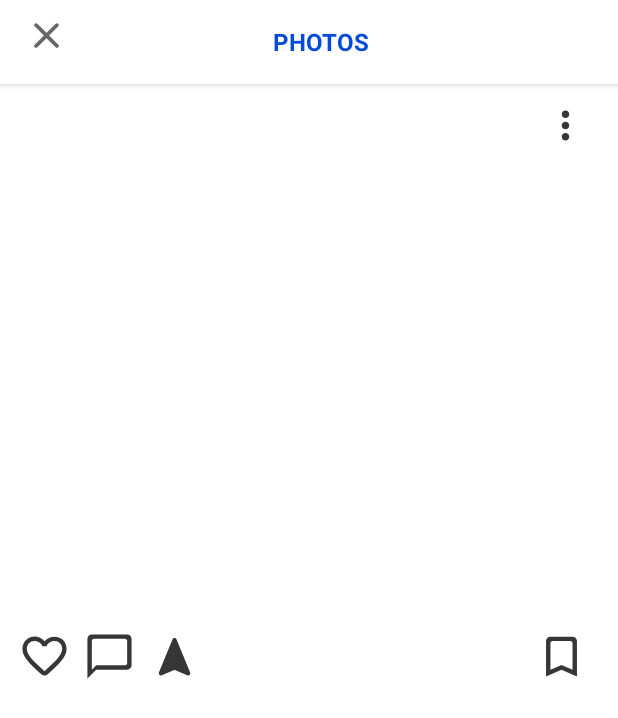
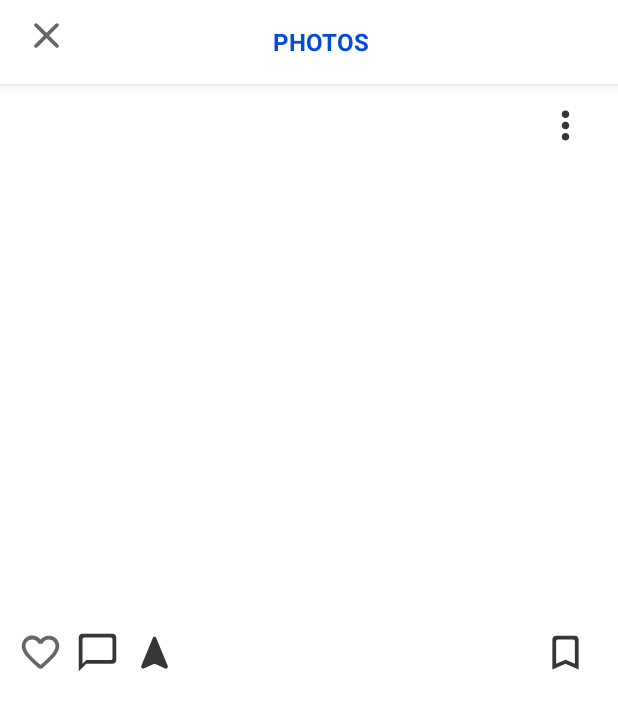
Before and after one commit to keithchad/Instagram-Clone, an Android app: the fragment PostDetailsFragment shown on its own in the app's theme, on a phone screen of 412 x 824 dp. Shown: the top 718 px of the screen. Run offline under Robolectric (Android 15) with nearby library versions, the phone set to English and light mode, and no system bars; our stand-ins replace CircleImageView, Firebase (no records; nobody signed in at launch, a user with empty details on screens opened directly); pictures from the network do not load; 8 statements that could not run were skipped.

Commit message:
few changes

```diff
--- a/app/build.gradle
+++ b/app/build.gradle
@@ -43,6 +43,9 @@ dependencies {
     //Material Design
     implementation 'com.google.android.material:material:1.2.1'
 
+    //Swipe Refresh Layout
+    implementation 'androidx.swiperefreshlayout:swiperefreshlayout:1.1.0'
+
     //Circle ImageView
     implementation 'de.hdodenhof:circleimageview:3.1.0'
 
--- a/app/src/main/java/com/chad/instagramclone/Adapter/PostAdapter.java
+++ b/app/src/main/java/com/chad/instagramclone/Adapter/PostAdapter.java
@@ -187,7 +187,7 @@ public class PostAdapter extends RecyclerView.Adapter<PostAdapter.ViewHolder> {
             imageComment = itemView.findViewById(R.id.imageComment);
             imageInbox = itemView.findViewById(R.id.imageInbox);
             imageSave = itemView.findViewById(R.id.imageSave);
-            textUsername = itemView.findViewById(R.id.textUsername);
+            textUsername = itemView.findViewById(R.id.textUsernamePost);
             textCaption = itemView.findViewById(R.id.textCaption);
             textComment = itemView.findViewById(R.id.textComments);
             textLikes = itemView.findViewById(R.id.textLikes);
@@ -234,6 +234,7 @@ public class PostAdapter extends RecyclerView.Adapter<PostAdapter.ViewHolder> {
 
             }
         });
+
     }
 
     private void numberOfLikes(TextView likes, String postId) {
@@ -286,10 +287,10 @@ public class PostAdapter extends RecyclerView.Adapter<PostAdapter.ViewHolder> {
             public void onDataChange(@NonNull DataSnapshot snapshot) {
                 if (snapshot.child(postId).exists()) {
                     imageView.setImageResource(R.drawable.ic_bookmark);
-                    imageView.setTag("saved");
+                    imageView.setTag("Saved");
                 } else {
                     imageView.setImageResource(R.drawable.ic_bookmark_border);
-                    imageView.setTag("save");
+                    imageView.setTag("Save");
                 }
             }
 
--- a/app/src/main/java/com/chad/instagramclone/Adapter/UserPhotoAdapter.java
+++ b/app/src/main/java/com/chad/instagramclone/Adapter/UserPhotoAdapter.java
@@ -21,8 +21,8 @@ import java.util.List;
 
 public class UserPhotoAdapter extends RecyclerView.Adapter<UserPhotoAdapter.ViewHolder> {
 
-    private Context context;
-    private List<Post> list;
+    private final Context context;
+    private final List<Post> list;
 
     public UserPhotoAdapter(Context context, List<Post> list) {
         this.context = context;
--- a/app/src/main/java/com/chad/instagramclone/Fragment/PostDetailsFragment.java
+++ b/app/src/main/java/com/chad/instagramclone/Fragment/PostDetailsFragment.java
@@ -26,6 +26,7 @@ import com.google.firebase.database.ValueEventListener;
 
 import java.util.ArrayList;
 import java.util.List;
+import java.util.Objects;
 
 public class PostDetailsFragment extends Fragment {
 
@@ -47,7 +48,7 @@ public class PostDetailsFragment extends Fragment {
         recyclerView = view.findViewById(R.id.postDetailsRecyclerView);
         imageClose = view.findViewById(R.id.imageClose);
 
-        SharedPreferences preferences = getContext().getSharedPreferences(Constants.SHARED_PREF, Context.MODE_PRIVATE);
+        SharedPreferences preferences = Objects.requireNonNull(getContext()).getSharedPreferences(Constants.SHARED_PREF, Context.MODE_PRIVATE);
         postId = preferences.getString(Constants.POST_ID, "none");
 
         list = new ArrayList<>();
--- a/app/src/main/java/com/chad/instagramclone/Model/Comment.java
+++ b/app/src/main/java/com/chad/instagramclone/Model/Comment.java
@@ -4,6 +4,8 @@ public class Comment {
 
     private String comment;
     private String publisher;
+
+    public Comment() {}
 
     public Comment(String comment, String publisher) {
         this.comment = comment;
--- a/app/src/main/res/layout/post_item.xml
+++ b/app/src/main/res/layout/post_item.xml
@@ -27,6 +27,7 @@
                 android:contentDescription="@string/app_name" />
 
             <TextView
+                android:id="@+id/textUsernamePost"
                 android:layout_width="0dp"
                 android:layout_height="wrap_content"
                 android:layout_weight="1"
@@ -66,10 +67,9 @@
 
             <ImageView
                 android:id="@+id/imageLike"
-                android:layout_width="35dp"
-                android:layout_height="35dp"
+                android:layout_width="30dp"
+                android:layout_height="30dp"
                 android:src="@drawable/ic_favorite_border"
-                app:tint="?attr/text_color"
                 android:layout_marginEnd="8dp"
                 android:background="?selectableItemBackgroundBorderless"
                 android:clickable="true"
@@ -78,8 +78,8 @@
 
             <ImageView
                 android:id="@+id/imageComment"
-                android:layout_width="35dp"
-                android:layout_height="35dp"
+                android:layout_width="30dp"
+                android:layout_height="30dp"
                 android:src="@drawable/ic_comment"
                 android:layout_marginEnd="8dp"
                 app:tint="?attr/text_color"
@@ -91,8 +91,8 @@
 
             <ImageView
                 android:id="@+id/imageInbox"
-                android:layout_width="35dp"
-                android:layout_height="35dp"
+                android:layout_width="30dp"
+                android:layout_height="30dp"
                 android:src="@drawable/ic_inbox"
                 android:layout_marginEnd="8dp"
                 app:tint="?attr/text_color"
@@ -104,8 +104,8 @@
 
             <ImageView
                 android:id="@+id/imageSave"
-                android:layout_width="35dp"
-                android:layout_height="35dp"
+                android:layout_width="30dp"
+                android:layout_height="30dp"
                 android:src="@drawable/ic_bookmark_border"
                 android:layout_marginEnd="8dp"
                 app:tint="?attr/text_color"
```
Also changed, not shown: app/src/main/java/com/chad/instagramclone/Adapter/UserAdapter.java (+6 -5 lines), app/src/main/java/com/chad/instagramclone/Fragment/HomeFragment.java (+19 -3 lines), app/src/main/java/com/chad/instagramclone/Fragment/ProfileFragment.java (+5 -5 lines), app/src/main/res/layout/fragment_home.xml (+8 -1 lines), app/src/main/res/layout/fragment_profile.xml (+4 -5 lines).
